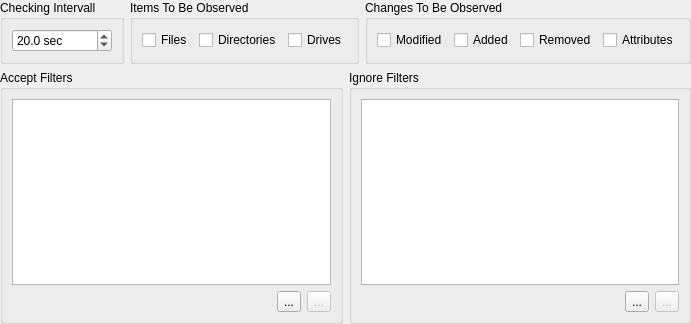
Qt form AcfSln/Include/ihotfgui/CDirectoryMonitorParamsGui.ui (ImagingTools/AcfPublic) before a commit.
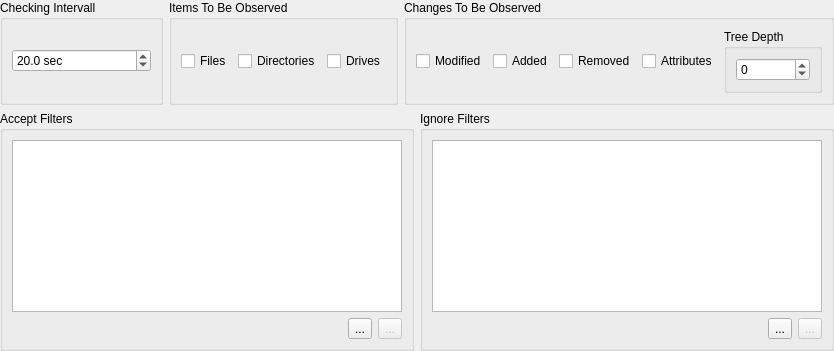
The same form after that commit. Icons and pictures are not drawn.

```diff
--- a/AcfSln/Include/ihotfgui/CDirectoryMonitorParamsGui.ui
+++ b/AcfSln/Include/ihotfgui/CDirectoryMonitorParamsGui.ui
@@ -6,8 +6,8 @@
    <rect>
     <x>0</x>
     <y>0</y>
-    <width>627</width>
-    <height>324</height>
+    <width>834</width>
+    <height>351</height>
    </rect>
   </property>
   <property name="sizePolicy">
@@ -120,6 +120,31 @@
           </property>
          </widget>
         </item>
+        <item>
+         <widget class="QGroupBox" name="groupBox_6">
+          <property name="title">
+           <string>Tree Depth</string>
+          </property>
+          <layout class="QVBoxLayout" name="verticalLayout_4">
+           <item>
+            <widget class="QSpinBox" name="FolderDepthSpin">
+             <property name="specialValueText">
+              <string>Unlimited</string>
+             </property>
+             <property name="minimum">
+              <number>-1</number>
+             </property>
+             <property name="maximum">
+              <number>100</number>
+             </property>
+             <property name="value">
+              <number>0</number>
+             </property>
+            </widget>
+           </item>
+          </layout>
+         </widget>
+        </item>
        </layout>
       </widget>
      </item>
```
Left out of the diff: 11 changed lines with no effect on the pictures.
